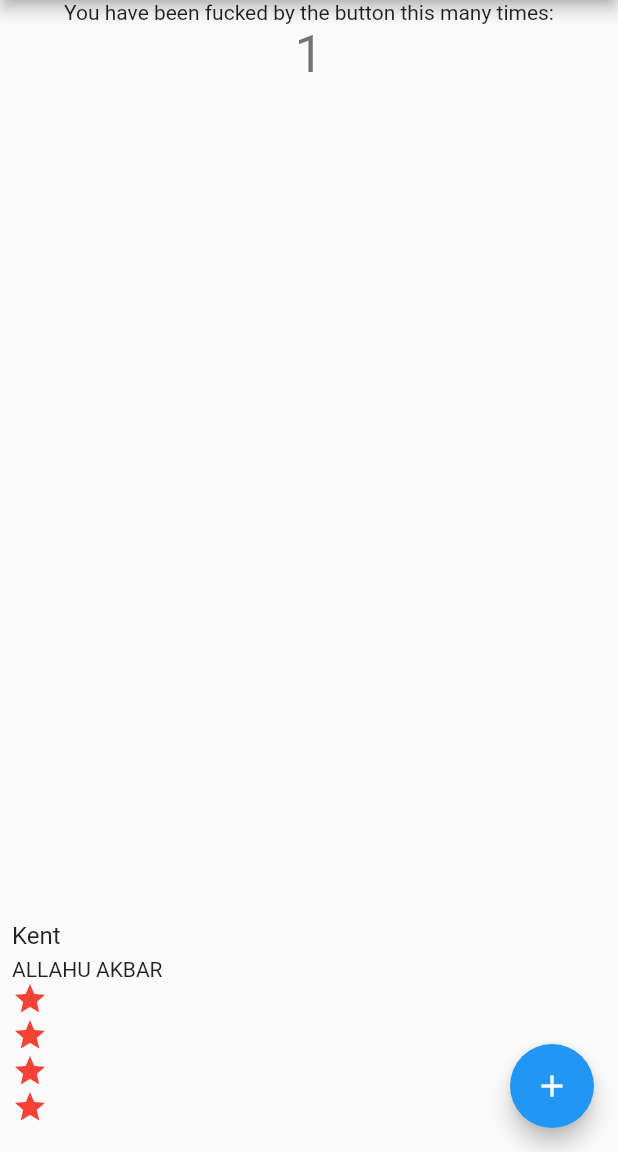
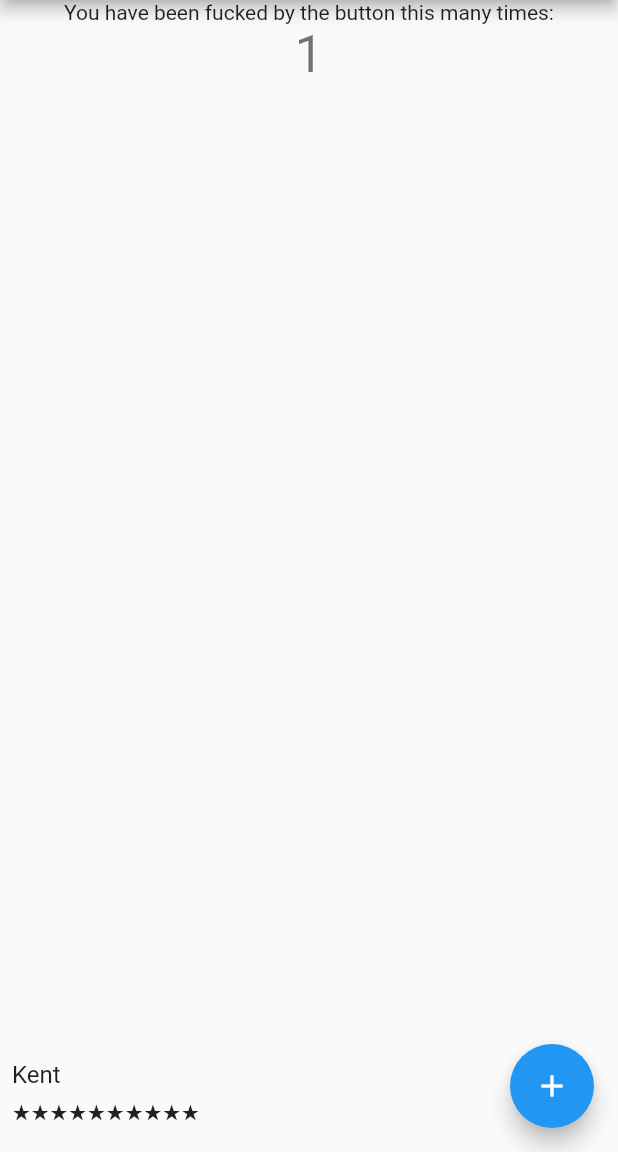
Before and after one commit to 4fjacktam/asiahiroba, a Flutter app: the screen it shows after launch, after a tap on the "add" icon, on a phone screen of 412 x 824 dp, the part 84-1236 px from its top. Run offline on Flutter 3.47's test engine with Material 2 defaults, Android fonts, the phone set to English and light mode, and no system bars; our stand-ins replace firebase_auth; accounts and stored records are empty.

Commit message:
add ChatMessage

```diff
--- a/lib/main.dart
+++ b/lib/main.dart
@@ -58,7 +58,7 @@ class _MyHomePageState extends State<MyHomePage> {
       // _counter without calling setState(), then the build method would not be
       // called again, and so nothing would appear to happen.
       ChatMessage message = new ChatMessage(                         //new
-        text: "ALLAHU AKBAR",         //new
+        text: "★★★★★★★★★★",         //new
       );
 
 
@@ -148,10 +148,6 @@ class ChatMessage extends StatelessWidget {
                 margin: const EdgeInsets.only(top: 5.0),
                 child: new Text(text),
               ),
-              new Icon(Icons.star, color: Colors.red[500]),
-              new Icon(Icons.star, color: Colors.red[500]),
-              new Icon(Icons.star, color: Colors.red[500]),
-              new Icon(Icons.star, color: Colors.red[500]),
             ],
           ),
         ],
```
